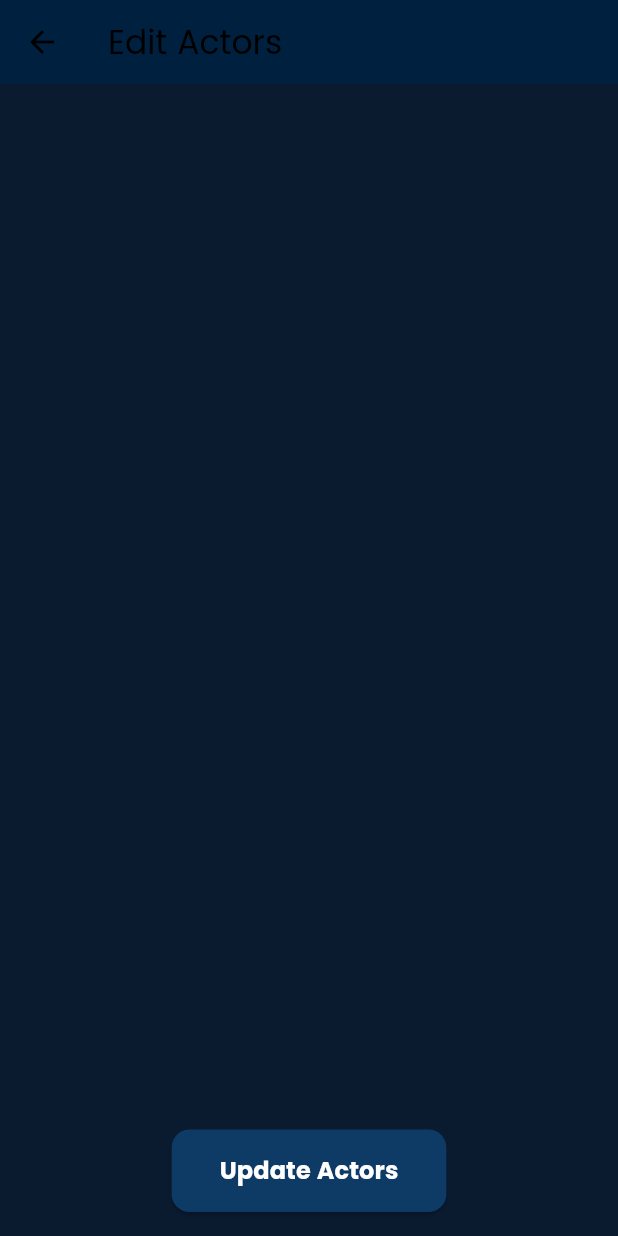
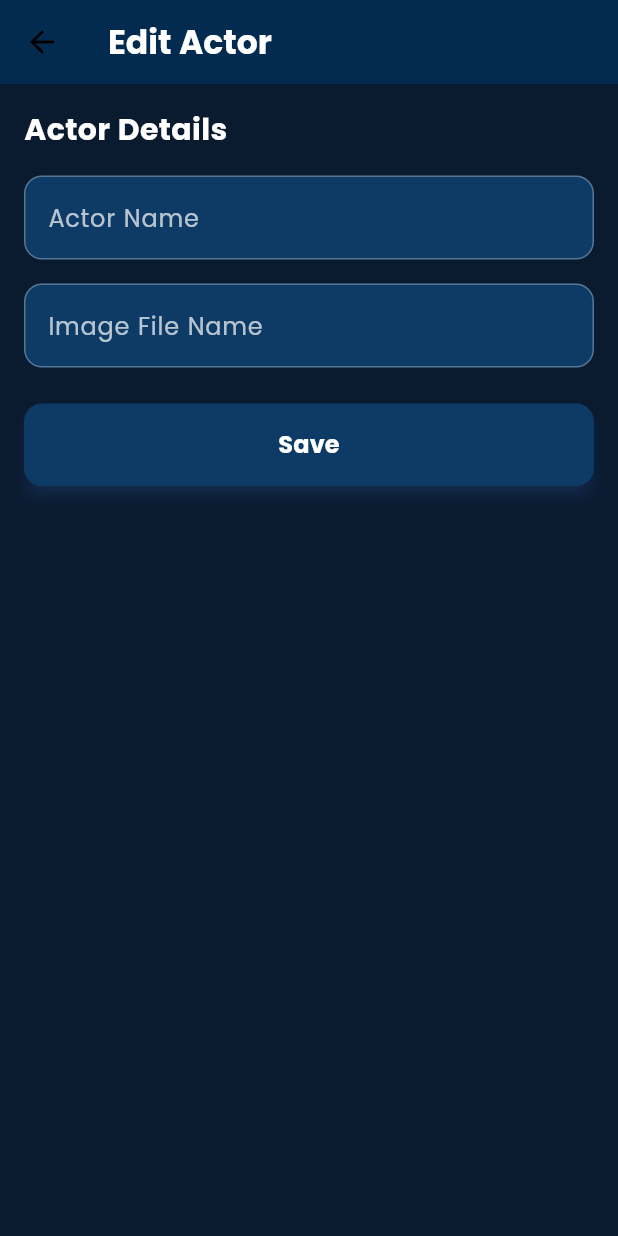
Before and after one commit to YEnuKa-HarShan/Movie-Hub, a Flutter app: the EditActorScreen screen opened directly with empty values, on a phone screen of 412 x 824 dp. Run offline on Flutter 3.47's test engine with Material 3 defaults, Android fonts, the phone set to English and light mode, and no system bars; our stand-ins replace cloud_firestore, firebase_auth, firebase_core, shared_preferences; accounts and stored records are empty.

Commit message:
Add New Screens

```diff
--- a/lib/screens/edit_actor_screen.dart
+++ b/lib/screens/edit_actor_screen.dart
@@ -1,170 +1,168 @@
 import 'package:flutter/material.dart';
-import 'package:cloud_firestore/cloud_firestore.dart';
 import '../models/movie.dart';
 
 class EditActorScreen extends StatefulWidget {
-  final String movieId;
-  final List<Actor> actors;
+  final Actor actor;
 
-  const EditActorScreen({super.key, required this.movieId, required this.actors});
+  const EditActorScreen({super.key, required this.actor});
 
   @override
-  _EditActorScreenState createState() => _EditActorScreenState();
+  State<EditActorScreen> createState() => _EditActorScreenState();
 }
 
 class _EditActorScreenState extends State<EditActorScreen> {
-  late List<TextEditingController> _nameControllers;
-  late List<TextEditingController> _imageControllers;
-  late List<TextEditingController> _characterControllers;
+  final _formKey = GlobalKey<FormState>();
+  late TextEditingController _nameController;
+  late TextEditingController _imageController;
 
   @override
   void initState() {
     super.initState();
-    _nameControllers = widget.actors
-        .map((actor) => TextEditingController(text: actor.name))
-        .toList();
-    _imageControllers = widget.actors
-        .map((actor) => TextEditingController(text: actor.image))
-        .toList();
-    _characterControllers = widget.actors
-        .map((actor) => TextEditingController(
-            text: actor.roles
-                .firstWhere((r) => r.movieId == widget.movieId)
-                .character))
-        .toList();
+    _nameController = TextEditingController(text: widget.actor.name);
+    _imageController = TextEditingController(text: widget.actor.image);
   }
 
   @override
   void dispose() {
-    for (var controller in _nameControllers) {
-      controller.dispose();
-    }
-    for (var controller in _imageControllers) {
-      controller.dispose();
-    }
-    for (var controller in _characterControllers) {
-      controller.dispose();
-    }
+    _nameController.dispose();
+    _imageController.dispose();
     super.dispose();
   }
 
-  Future<void> _updateActors() async {
-    try {
-      for (int i = 0; i < widget.actors.length; i++) {
-        final actor = widget.actors[i];
-        final updatedRoles = actor.roles.map((role) {
-          if (role.movieId == widget.movieId) {
-            return Role(
-              movieId: role.movieId,
-              character: _characterControllers[i].text,
+  void _saveActor() {
+    if (_formKey.currentState!.validate()) {
+      // TODO: Implement Firestore update logic
+      ScaffoldMessenger.of(context).showSnackBar(
+        const SnackBar(
+          content: Text(
+            'Actor details saved!',
+            style: TextStyle(fontFamily: 'Poppins', color: Colors.white),
+          ),
+          backgroundColor: Color(0xFF00203F),
+        ),
       );
-          }
-          return role;
-        }).toList();
-
-        await FirebaseFirestore.instance
-            .collection('actors')
-            .doc(actor.id)
-            .update({
-          'actor_name': _nameControllers[i].text,
-          'actor_image': _imageControllers[i].text,
-          'roles': updatedRoles
-              .map((r) => {'movie_id': r.movieId, 'character': r.character})
-              .toList(),
-        });
-      }
       Navigator.pop(context);
-      ScaffoldMessenger.of(context).showSnackBar(
-        const SnackBar(content: Text('Actors updated successfully!')),
-      );
-    } catch (e) {
-      ScaffoldMessenger.of(context).showSnackBar(
-        SnackBar(content: Text('Error updating actors: $e')),
-      );
     }
   }
 
   @override
   Widget build(BuildContext context) {
     return Scaffold(
+      backgroundColor: const Color(0xFF0A1A2F),
       appBar: AppBar(
-        title: const Text('Edit Actors'),
+        title: const Text(
+          'Edit Actor',
+          style: TextStyle(
+            fontFamily: 'Poppins',
+            fontWeight: FontWeight.bold,
+            color: Colors.white,
+          ),
+        ),
         backgroundColor: const Color(0xFF00203F),
+        elevation: 4,
       ),
-      backgroundColor: const Color(0xFF0A1A2F),
       body: Padding(
         padding: const EdgeInsets.all(16.0),
-        child: Column(
-          children: [
-            Expanded(
-              child: ListView.builder(
-                itemCount: widget.actors.length,
-                itemBuilder: (context, index) {
-                  return Card(
-                    color: const Color(0xFF0D3B66),
-                    margin: const EdgeInsets.symmetric(vertical: 8),
-                    child: Padding(
-                      padding: const EdgeInsets.all(12.0),
+        child: Form(
+          key: _formKey,
+          child: SingleChildScrollView(
             child: Column(
               crossAxisAlignment: CrossAxisAlignment.start,
               children: [
-                          TextField(
-                            controller: _nameControllers[index],
-                            decoration: const InputDecoration(
-                              labelText: 'Actor Name',
-                              labelStyle: TextStyle(color: Colors.white70),
-                              border: OutlineInputBorder(),
-                              enabledBorder: OutlineInputBorder(
-                                borderSide: BorderSide(color: Colors.white30),
+                const Text(
+                  'Actor Details',
+                  style: TextStyle(
+                    fontFamily: 'Poppins',
+                    fontWeight: FontWeight.bold,
+                    color: Colors.white,
+                    fontSize: 20,
                   ),
                 ),
-                            style: const TextStyle(color: Colors.white),
+                const SizedBox(height: 16),
+                TextFormField(
+                  controller: _nameController,
+                  enabled: false, // Disable editing
+                  style: const TextStyle(
+                    fontFamily: 'Poppins',
+                    color: Colors.white,
                   ),
-                          const SizedBox(height: 12),
-                          TextField(
-                            controller: _imageControllers[index],
-                            decoration: const InputDecoration(
-                              labelText: 'Image Path',
-                              labelStyle: TextStyle(color: Colors.white70),
-                              border: OutlineInputBorder(),
-                              enabledBorder: OutlineInputBorder(
-                                borderSide: BorderSide(color: Colors.white30),
+                  decoration: InputDecoration(
+                    labelText: 'Actor Name',
+                    labelStyle: TextStyle(
+                      fontFamily: 'Poppins',
+                      color: Colors.white.withOpacity(0.7),
+                    ),
+                    filled: true,
+                    fillColor: const Color(0xFF0D3B66),
+                    border: OutlineInputBorder(
+                      borderRadius: BorderRadius.circular(12),
+                    ),
+                    disabledBorder: OutlineInputBorder(
+                      borderSide: BorderSide(color: Colors.white.withOpacity(0.3)),
+                      borderRadius: BorderRadius.circular(12),
+                    ),
+                    focusedBorder: OutlineInputBorder(
+                      borderSide: const BorderSide(color: Color(0xFF00A8E8)),
+                      borderRadius: BorderRadius.circular(12),
                     ),
                   ),
-                            style: const TextStyle(color: Colors.white),
+                  validator: (value) {
+                    if (value == null || value.isEmpty) {
+                      return 'Please enter the actor\'s name';
+                    }
+                    return null;
+                  },
                 ),
-                          const SizedBox(height: 12),
-                          TextField(
-                            controller: _characterControllers[index],
-                            decoration: const InputDecoration(
-                              labelText: 'Character Name',
-                              labelStyle: TextStyle(color: Colors.white70),
-                              border: OutlineInputBorder(),
+                const SizedBox(height: 16),
+                TextFormField(
+                  controller: _imageController,
+                  style: const TextStyle(
+                    fontFamily: 'Poppins',
+                    color: Colors.white,
+                  ),
+                  decoration: InputDecoration(
+                    labelText: 'Image File Name',
+                    labelStyle: TextStyle(
+                      fontFamily: 'Poppins',
+                      color: Colors.white.withOpacity(0.7),
+                    ),
+                    filled: true,
+                    fillColor: const Color(0xFF0D3B66),
+                    border: OutlineInputBorder(
+                      borderRadius: BorderRadius.circular(12),
+                    ),
                     enabledBorder: OutlineInputBorder(
-                                borderSide: BorderSide(color: Colors.white30),
+                      borderSide: BorderSide(color: Colors.white.withOpacity(0.3)),
+                      borderRadius: BorderRadius.circular(12),
+                    ),
+                    focusedBorder: OutlineInputBorder(
+                      borderSide: const BorderSide(color: Color(0xFF00A8E8)),
+                      borderRadius: BorderRadius.circular(12),
                     ),
                   ),
-                            style: const TextStyle(color: Colors.white),
-                          ),
-                        ],
-                      ),
-                    ),
-                  );
+                  validator: (value) {
+                    if (value == null || value.isEmpty) {
+                      return 'Please enter the image file name';
+                    }
+                    return null;
                   },
                 ),
-            ),
-            const SizedBox(height: 20),
-            ElevatedButton(
-              onPressed: _updateActors,
+                const SizedBox(height: 24),
+                SizedBox(
+                  width: double.infinity,
+                  child: ElevatedButton(
+                    onPressed: _saveActor,
                     style: ElevatedButton.styleFrom(
                       backgroundColor: const Color(0xFF0D3B66),
-                padding: const EdgeInsets.symmetric(vertical: 16, horizontal: 32),
+                      padding: const EdgeInsets.symmetric(vertical: 16),
                       shape: RoundedRectangleBorder(
                         borderRadius: BorderRadius.circular(12),
                       ),
+                      elevation: 4,
+                      shadowColor: Colors.blueAccent.withOpacity(0.3),
                     ),
                     child: const Text(
-                'Update Actors',
+                      'Save',
                       style: TextStyle(
                         fontFamily: 'Poppins',
                         fontSize: 16,
@@ -173,7 +171,10 @@ class _EditActorScreenState extends State<EditActorScreen> {
                       ),
                     ),
                   ),
+                ),
               ],
+            ),
+          ),
         ),
       ),
     );
--- a/lib/screens/edit_movie_form_screen.dart
+++ b/lib/screens/edit_movie_form_screen.dart
@@ -211,23 +211,42 @@ class _EditMovieFormScreenState extends State<EditMovieFormScreen> {
       }).toList();
 
       for (var i = 0; i < _castControllers.length; i++) {
-        final castName = _castControllers[i]['cast']!.text;
-        final character = _castControllers[i]['character']!.text;
+        final castName = _castControllers[i]['cast']!.text.trim();
+        final character = _castControllers[i]['character']!.text.trim();
         if (castName.isEmpty) continue;
 
+        // Check if actor exists
         final actor = existingActors.firstWhere(
-          (a) => a.name == castName,
+          (a) => a.name.toLowerCase() == castName.toLowerCase(),
           orElse: () => Actor(id: '', name: castName, image: '', roles: []),
         );
+
+        if (actor.id.isNotEmpty) {
+          // Actor exists, check roles
+          final existingRole = actor.roles.firstWhere(
+            (r) => r.movieId == widget.movie.id,
+            orElse: () => Role(movieId: '', character: ''),
+          );
+
+          if (existingRole.movieId == widget.movie.id && existingRole.character == character) {
+            // Role exists with same movie ID and character, skip update
+            continue;
+          }
+        }
+
+        // Either actor doesn't exist, or role needs to be added/updated
         final roles = actor.id.isNotEmpty
             ? actor.roles.map((r) {
                 if (r.movieId == widget.movie.id) {
+                  // Update existing role for this movie
                   return Role(movieId: r.movieId, character: character.isNotEmpty ? character : castName);
                 }
                 return r;
               }).toList()
             : [];
+
         if (!roles.any((r) => r.movieId == widget.movie.id)) {
+          // Add new role if none exists for this movie
           roles.add(Role(movieId: widget.movie.id, character: character.isNotEmpty ? character : castName));
         }
 
--- a/lib/screens/movie_details_screen.dart
+++ b/lib/screens/movie_details_screen.dart
@@ -4,6 +4,7 @@ import 'package:url_launcher/url_launcher.dart';
 import 'package:shared_preferences/shared_preferences.dart';
 import '../models/movie.dart';
 import 'edit_movie_form_screen.dart';
+import 'actor_details_screen.dart';
 
 class MovieDetailsScreen extends StatefulWidget {
   final Movie movie;
@@ -122,7 +123,7 @@ class _MovieDetailsScreenState extends State<MovieDetailsScreen> {
         text: match.group(1),
         style: const TextStyle(
           fontWeight: FontWeight.bold,
-          color: Color(0xFF00A8E8), // UI-matching blue accent color
+          color: Color(0xFF00A8E8),
         ),
       ));
       lastIndex = match.end;
@@ -293,7 +294,26 @@ class _MovieDetailsScreenState extends State<MovieDetailsScreen> {
                         return SingleChildScrollView(
                           scrollDirection: Axis.horizontal,
                           child: Row(
-                            children: castDisplay.map((cast) => Padding(
+                            children: castDisplay.map((cast) {
+                              final actor = actors.firstWhere(
+                                (a) => a.name == cast.actorName,
+                                orElse: () => Actor(
+                                  id: 'unknown',
+                                  name: cast.actorName,
+                                  image: cast.image,
+                                  roles: [],
+                                ),
+                              );
+                              return GestureDetector(
+                                onTap: () {
+                                  Navigator.push(
+                                    context,
+                                    MaterialPageRoute(
+                                      builder: (context) => ActorDetailsScreen(actor: actor),
+                                    ),
+                                  );
+                                },
+                                child: Padding(
                                   padding: const EdgeInsets.only(right: 16),
                                   child: Column(
                                     children: [
@@ -321,7 +341,9 @@ class _MovieDetailsScreenState extends State<MovieDetailsScreen> {
                                       ),
                                     ],
                                   ),
-                            )).toList(),
+                                ),
+                              );
+                            }).toList(),
                           ),
                         );
                       },
```
Also changed, not shown: lib/models/movie.dart (+44 -11 lines), lib/screens/actor_details_screen.dart (added, +215 -0 lines), assets/portrait/Coolie No. 1 2020.jpg (renamed from assets/portrait/Coolie No.1 2020.jpg). Lines whose indentation alone changed are shown as unchanged.
